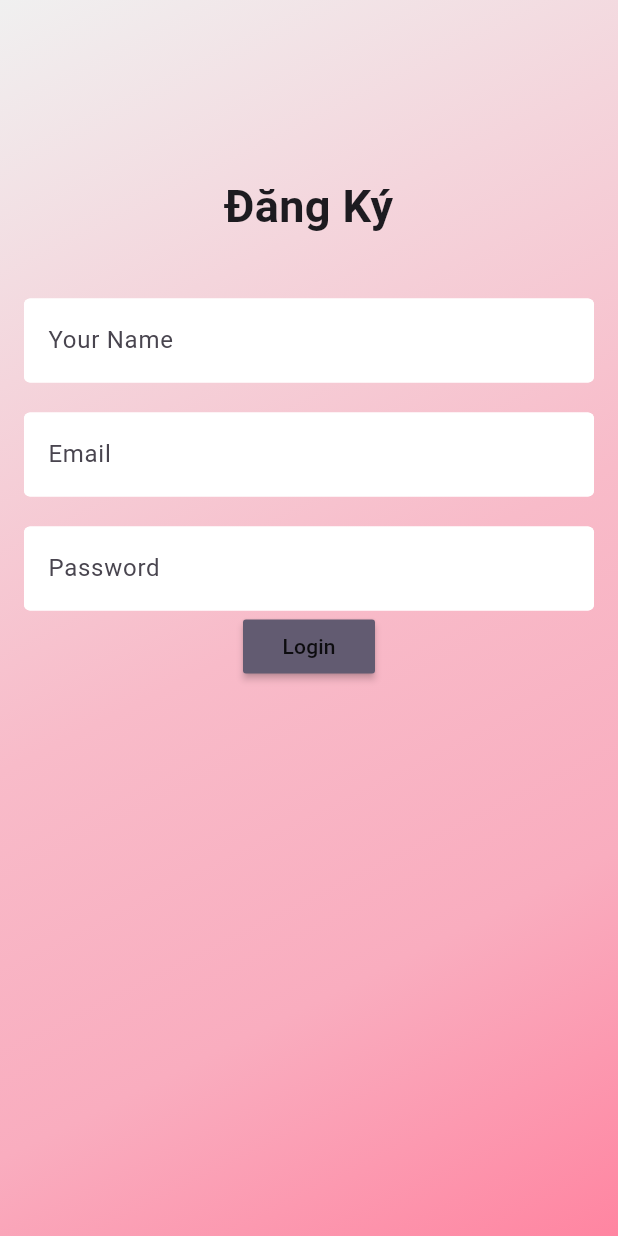
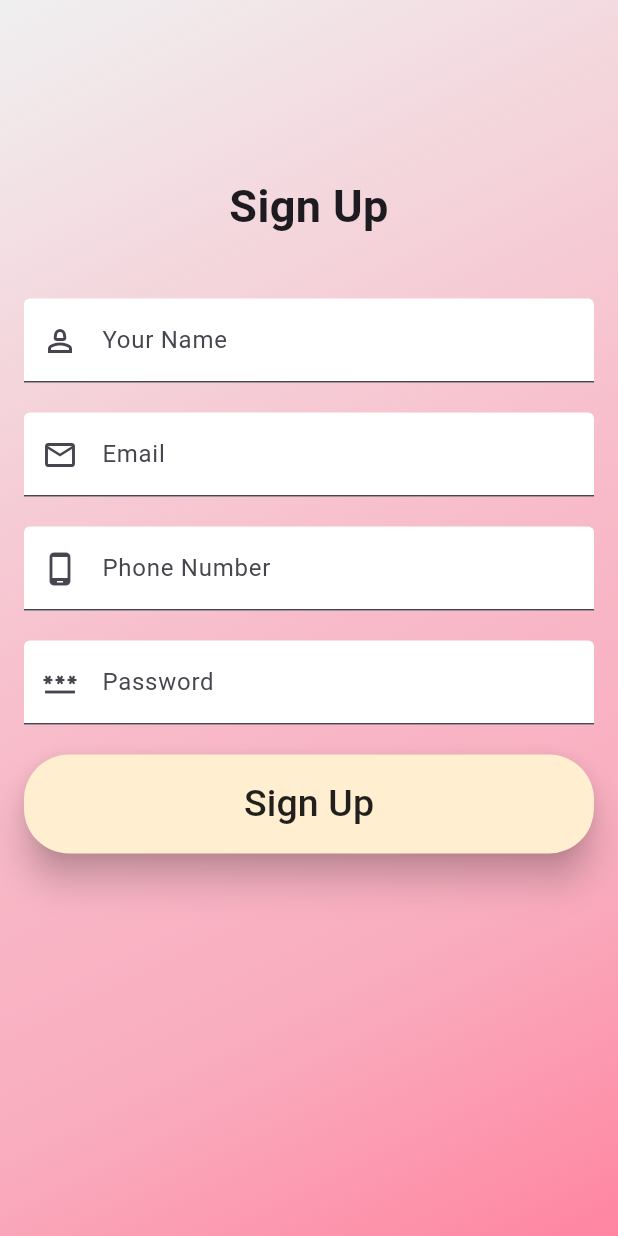
Before and after one commit to huybao1103/Flower-Store-Flutter-NodeJS-MongoAtlas, a Flutter app: the screen it shows after launch, on a phone screen of 412 x 824 dp. Run offline on Flutter 3.47's test engine with Material 3 defaults, Android fonts, the phone set to English and light mode, and no system bars; drawn by our look-alikes of flutter_form_builder; our stand-ins replace form_builder_validators; statements that could not run were skipped.

Commit message:
signup page - common textfield input decoration

```diff
--- a/App/flower_store/lib/screens/welcome/register.screen.dart
+++ b/App/flower_store/lib/screens/welcome/register.screen.dart
@@ -21,10 +21,12 @@ class _RegisterScreenState extends State<RegisterScreen> {
         decoration: const BoxDecoration(
           gradient: gradientBackground
         ),
+        child: SingleChildScrollView(
           child: Padding(
-          padding: const EdgeInsets.all(16.0),
+            padding: const EdgeInsets.all(16),
+            child: ConstrainedBox(
+              constraints: BoxConstraints(minHeight: MediaQuery.of(context).size.height),
               child: Column(
-          // mainAxisAlignment: MainAxisAlignment.center,
                 children: [
                   const Padding(
                     padding: EdgeInsets.only(top: 100),
@@ -32,7 +34,7 @@ class _RegisterScreenState extends State<RegisterScreen> {
                   const SizedBox(
                     width: double.infinity,
                     child: Text(
-                'Đăng Ký',
+                      'Sign Up',
                       style: TextStyle(
                         fontSize: 30,
                         fontWeight: FontWeight.bold,
@@ -41,59 +43,92 @@ class _RegisterScreenState extends State<RegisterScreen> {
                     ),
                   ),
                   const SizedBox(
-              height: 40,
+                    height: 20,
                   ),
                   FormBuilder(
                     key: _registerForm,
                     child: Column(
                       children: getRegisterForm()
-                )),
+                    )
+                  ),
                 ],
               ),
-        )
+            ),
+          ),
+        ),
       ),
     );
   }
 
   List<Widget> getRegisterForm() {
     return [
-      FormBuilderTextField(
-        name: 'email',
+      genericFieldContainer(
+        field: FormBuilderTextField(
+          name: 'name',
           validator: FormBuilderValidators.compose([
             FormBuilderValidators.required(),
           ]),
-        decoration: genericInputDecoration(label: 'Your Name')
+          decoration: genericInputDecoration(label: 'Your Name', prefixIcon: Icons.person_2_outlined)
         ),
-      const SizedBox(height: 20),
-      FormBuilderTextField(
+      ),
+      genericFieldContainer(
+        field: FormBuilderTextField(
           name: 'email',
           validator: FormBuilderValidators.compose([
             FormBuilderValidators.required(),
             FormBuilderValidators.email(),
           ]),
-        decoration: genericInputDecoration(label: 'Email')
+          decoration: genericInputDecoration(label: 'Email', prefixIcon: Icons.email_outlined)
+        )
       ),
-      const SizedBox(height: 20),
-      FormBuilderTextField(
+      genericFieldContainer(
+        field: FormBuilderTextField(
+          name: 'phone',
+          validator: FormBuilderValidators.compose([
+            FormBuilderValidators.required(),
+            FormBuilderValidators.maxLength(12),
+            FormBuilderValidators.minLength(10),
+            FormBuilderValidators.numeric()
+          ]),
+          decoration: genericInputDecoration(label: 'Phone Number', prefixIcon: Icons.phone_android_outlined)
+        )
+      ),
+      genericFieldContainer(
+        field: FormBuilderTextField(
           name: 'password',
           validator: FormBuilderValidators.compose([
             FormBuilderValidators.required(),
+            FormBuilderValidators.minLength(6)
           ]),
-        decoration: genericInputDecoration(label: 'Password')
+          obscureText: true,
+          enableSuggestions: false,
+          autocorrect: false,
+          decoration: genericInputDecoration(label: 'Password', prefixIcon: Icons.password_outlined),
         ),
+      ),
+      const SizedBox(height: 20),
       MaterialButton(
-        color: Theme.of(context).colorScheme.secondary,
+        color: const Color(0xFFFFEED0),
+        minWidth: double.infinity,
+        padding: const EdgeInsets.all(15),
+        shape: OutlineInputBorder(
+          borderRadius: BorderRadius.circular(30),
+          borderSide: const BorderSide(color: Colors.transparent)
+        ),
+        elevation: 10,
+        focusElevation: 5,
         onPressed: () {
           // Validate and save the form values
           _registerForm.currentState?.saveAndValidate();
           debugPrint(_registerForm.currentState?.value.toString());
-
-          // On another side, can access all field values without saving form with instantValues
-          _registerForm.currentState?.validate();
-          debugPrint(_registerForm.currentState?.instantValue.toString());
         },
-        child: const Text('Login'),
-      )
+        child: const Text(
+          'Sign Up',
+          style: TextStyle(
+            fontSize: 25,
+          ),
+        ),
+      ),
     ];
   }
 }
--- a/App/flower_store/lib/shared/components/input_decoration.dart
+++ b/App/flower_store/lib/shared/components/input_decoration.dart
@@ -1,33 +1,65 @@
- import 'package:flutter/material.dart';
+ import 'package:control_style/control_style.dart';
+import 'package:flutter/cupertino.dart';
+import 'package:flutter/material.dart';
+
+Container genericFieldContainer({required Widget field}) {
+  return Container(
+    padding: const EdgeInsets.only(top: 20),
+    child: field,
+  );
+}
 
 InputDecoration genericInputDecoration(
   {
     required String label,
     IconData? prefixIcon,
-    IconData? suffixIcon
+    IconData? suffixIcon,
+    String? errorText
   }
   ) {
   return InputDecoration(
-    label: Title(
-    color: Colors.grey, child: Text(label)),
-    enabledBorder: const OutlineInputBorder(
-      borderSide: BorderSide(color: Colors.white)
-    ),
-    focusedBorder: OutlineInputBorder(
-      borderSide:  BorderSide(color: Colors.grey.shade400)
-    ),
+    labelText: label,
+    enabledBorder: shadowBorder(Colors.white),
+    focusedBorder: shadowBorder(Colors.grey.shade400),
+    focusedErrorBorder: shadowBorder(Colors.red),
+    errorBorder: shadowBorder(Colors.red),
+    errorText: errorText,
     fillColor: Colors.white,
     filled: true,
     floatingLabelBehavior: FloatingLabelBehavior.never,
-    prefixIcon: prefixIcon != null ? Align(
-      widthFactor: 1.0,
-      heightFactor: 1.0,
-      child: Icon(prefixIcon),
-    ) : null,
-    suffixIcon: suffixIcon != null ? Align(
-      widthFactor: 1.0,
-      heightFactor: 1.0,
-      child: Icon(suffixIcon),
-    ) : null,
+    prefixIcon: fieldIcon(prefixIcon),
+    suffixIcon: fieldIcon(suffixIcon),
   );
 }
+
+DecoratedInputBorder shadowBorder(Color borderColor) {
+  return DecoratedInputBorder(
+    shadow: [
+      BoxShadow(
+        color: Colors.grey.shade500,
+        blurRadius: 10,
+        offset: const Offset(0, 3)
+      )
+    ],
+    child: OutlineInputBorder(
+      borderRadius: BorderRadius.circular(12),
+      borderSide: BorderSide(color: borderColor)
+    ),
+  );
+}
+
+OutlineInputBorder errorBorder() {
+  return const OutlineInputBorder(
+    borderSide:  BorderSide(color: Colors.red)
+  );
+}
+
+Widget? fieldIcon(IconData? icon) {
+  return icon != null
+  ? Align(
+    widthFactor: 1.0,
+    heightFactor: 1.0,
+    child: Icon(icon),
+  )
+  : null;
+}
--- a/App/flower_store/pubspec.yaml
+++ b/App/flower_store/pubspec.yaml
@@ -34,6 +34,7 @@ dependencies:
   cupertino_icons: ^1.0.6
   flutter_form_builder: ^9.3.0
   form_builder_validators: ^10.0.1
+  control_style: ^0.1.0
 
 dev_dependencies:
   flutter_test:
```
Lines whose indentation alone changed are shown as unchanged.
